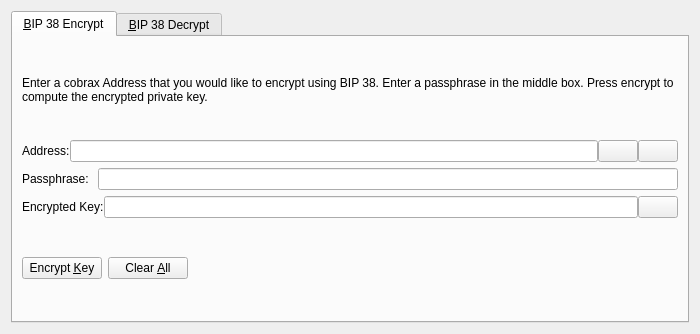
Before: the Qt Designer form src/qt/forms/bip38tooldialog.ui in atomdax/Yotoken, drawn with Qt 5.
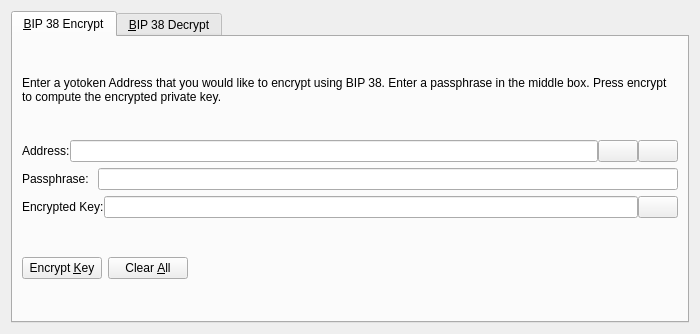
After: the same form once the commit is applied. The open tabs and pages were chosen to show the change. Icons and pictures are not drawn. Custom widgets are drawn as their Qt base class.

Diff of the .ui file:
```diff
--- a/src/qt/forms/bip38tooldialog.ui
+++ b/src/qt/forms/bip38tooldialog.ui
@@ -30,7 +30,7 @@
        <item>
         <widget class="QLabel" name="infoLabel_ENC">
          <property name="text">
-          <string>Enter a cobrax Address that you would like to encrypt using BIP 38. Enter a passphrase in the middle box. Press encrypt to compute the encrypted private key.</string>
+          <string>Enter a yotoken Address that you would like to encrypt using BIP 38. Enter a passphrase in the middle box. Press encrypt to compute the encrypted private key.</string>
          </property>
          <property name="textFormat">
           <enum>Qt::PlainText</enum>
```
Left out of the diff: 24 changed lines with no effect on the pictures.
